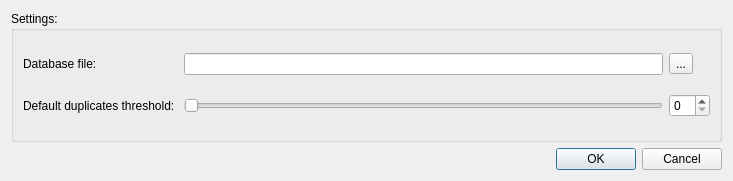
AnotherStranger/cah-fullformat-helper, file src/settingsdialog.ui: the form before one commit.
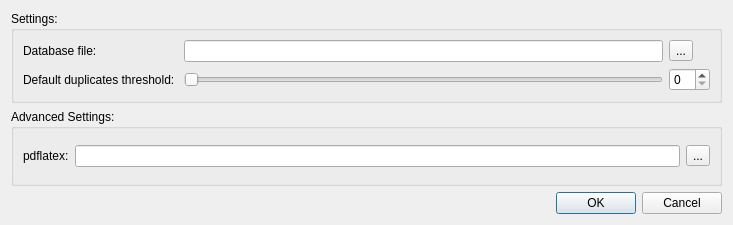
The form after the commit.

Commit message: Added pdflatex config option. Added basic languagetool checking (text highlighting).

The edit to the form file:
```diff
--- a/src/settingsdialog.ui
+++ b/src/settingsdialog.ui
@@ -7,7 +7,7 @@
     <x>0</x>
     <y>0</y>
     <width>733</width>
-    <height>181</height>
+    <height>225</height>
    </rect>
   </property>
   <property name="windowTitle">
@@ -60,6 +60,32 @@
      </layout>
     </widget>
    </item>
+   <item>
+    <widget class="QGroupBox" name="advancedGroupBox">
+     <property name="title">
+      <string>Advanced Settings:</string>
+     </property>
+     <layout class="QGridLayout" name="gridLayout_2">
+      <item row="0" column="1">
+       <widget class="QLineEdit" name="pdftexEdit"/>
+      </item>
+      <item row="0" column="0">
+       <widget class="QLabel" name="pdftexLabel">
+        <property name="text">
+         <string>pdflatex:</string>
+        </property>
+       </widget>
+      </item>
+      <item row="0" column="2">
+       <widget class="QToolButton" name="pdftexButton">
+        <property name="text">
+         <string>...</string>
+        </property>
+       </widget>
+      </item>
+     </layout>
+    </widget>
+   </item>
    <item>
     <widget class="QDialogButtonBox" name="buttonBox">
      <property name="orientation">
```
The commit also changes 16 other files.
